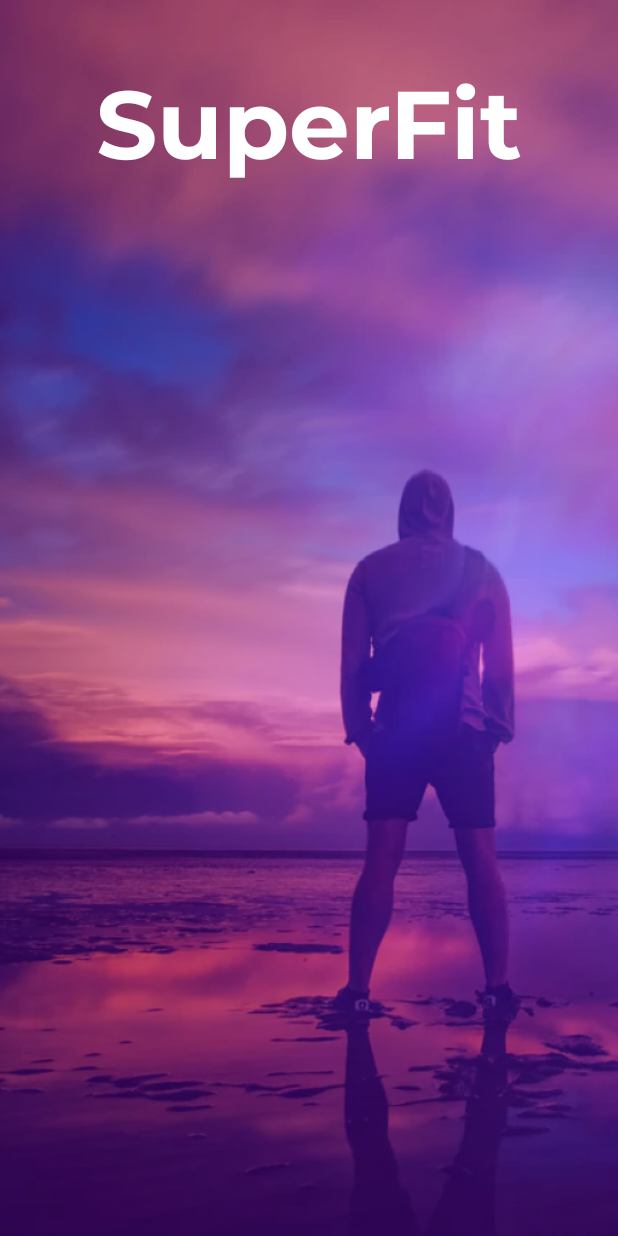
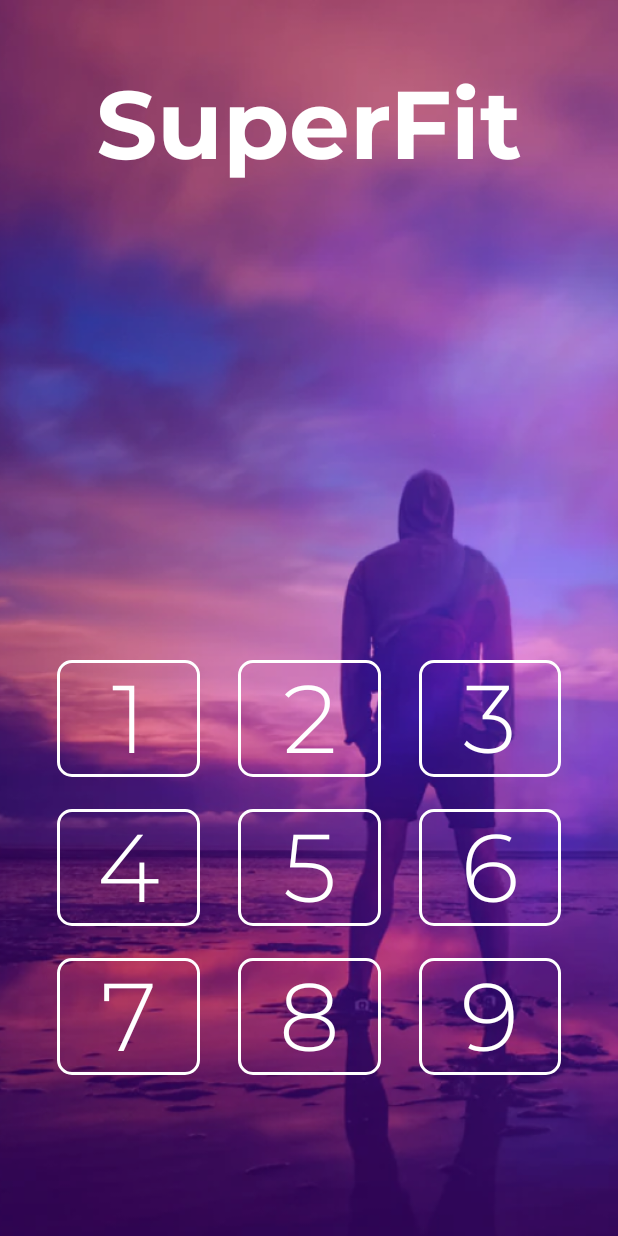
Before and after one commit to Max-Andersen/Super-Fit, an Android app built with Jetpack Compose: the screen it shows after launch (MainActivity), after a tap on "Sign In", on a phone screen of 412 x 824 dp. Run offline under Robolectric (Android 15) with nearby library versions, the phone set to English and light mode, and no system bars; our stand-ins replace livedata-compose; 1 statement that could not run was skipped.

Commit message:
complete appearance of screen with password entering

```diff
--- a/app/src/main/java/com/example/superfitcompose/ui/auth/AuthIntent.kt
+++ b/app/src/main/java/com/example/superfitcompose/ui/auth/AuthIntent.kt
@@ -6,7 +6,7 @@
     object SignUpNavigationButtonClicked : AuthIntent()
 
 
-    data class CodeNumberInput(val number: Int): AuthIntent()
+    data class CodeNumberInput(val number: String): AuthIntent()
 
 
     data class RegisterUserNameInput(val userName: String): AuthIntent()
--- a/app/src/main/java/com/example/superfitcompose/ui/auth/LoginScreen.kt
+++ b/app/src/main/java/com/example/superfitcompose/ui/auth/LoginScreen.kt
@@ -1,8 +1,11 @@
 package com.example.superfitcompose.ui.auth
 
+import androidx.compose.foundation.BorderStroke
 import androidx.compose.foundation.Image
 import androidx.compose.foundation.clickable
 import androidx.compose.foundation.interaction.MutableInteractionSource
+import androidx.compose.foundation.layout.Arrangement
+import androidx.compose.foundation.layout.Box
 import androidx.compose.foundation.layout.PaddingValues
 import androidx.compose.foundation.layout.Row
 import androidx.compose.foundation.layout.Spacer
@@ -12,7 +15,13 @@
 import androidx.compose.foundation.layout.size
 import androidx.compose.foundation.layout.wrapContentHeight
 import androidx.compose.foundation.layout.wrapContentWidth
+import androidx.compose.foundation.lazy.grid.GridCells
+import androidx.compose.foundation.lazy.grid.LazyVerticalGrid
+import androidx.compose.foundation.lazy.grid.items
+import androidx.compose.foundation.shape.RoundedCornerShape
 import androidx.compose.foundation.text.BasicTextField
+import androidx.compose.material3.Card
+import androidx.compose.material3.CardDefaults
 import androidx.compose.material3.ExperimentalMaterial3Api
 import androidx.compose.material3.MaterialTheme
 import androidx.compose.material3.Surface
@@ -62,11 +71,15 @@
     if (viewState.enterUserName) {
         EnterUsernameScreen(
             text = viewState.login,
-            sendIntent = viewModel::processIntent )
+            sendIntent = viewModel::processIntent
+        )
     }
 
     if (viewState.enterPassword) {
-
+        EnterPasswordScreen(
+            text = viewState.login,
+            sendIntent = viewModel::processIntent
+        )
     }
 
     if (viewState.register) {
@@ -161,6 +174,55 @@
     }
 }
 
+@Composable
+fun EnterPasswordScreen(text: String, sendIntent: (AuthIntent) -> Unit) {
+    Text(
+        text = text,
+        style = MaterialTheme.typography.bodyMedium,
+        modifier = Modifier
+            .padding(start = 104.dp, end = 104.dp, top = 244.dp)
+            .wrapContentWidth()
+    )
+
+    val data = listOf("1", "2", "3", "4", "5", "6", "7", "8", "9")
+
+    LazyVerticalGrid(
+        columns = GridCells.Fixed(3),
+        verticalArrangement = Arrangement.spacedBy(21.dp),
+        horizontalArrangement = Arrangement.spacedBy(25.dp),
+        modifier = Modifier
+            .padding(start = 38.dp, end = 38.dp, bottom = 107.dp)
+            .wrapContentHeight(Alignment.Bottom)
+            .wrapContentWidth()
+    ) {
+        items(data) { item ->
+            Card(
+                modifier = Modifier,
+                shape = RoundedCornerShape(10.dp),
+                colors = CardDefaults.cardColors(containerColor = Color.Transparent),
+                border = BorderStroke(2.dp, Color.White)
+            ) {
+                Box(
+                    modifier = Modifier
+                        .fillMaxSize()
+                        .clickable { sendIntent(AuthIntent.CodeNumberInput(item)) },
+                    contentAlignment = Alignment.Center
+                ) {
+                    Text(
+                        text = item,
+                        style = MaterialTheme.typography.labelMedium
+                    )
+                }
+
+            }
+
+
+        }
+    }
+
+
+}
+
 
 @Preview
 @Composable
```
Also changed, not shown: app/src/main/java/com/example/superfitcompose/ui/auth/LoginViewModel.kt (+37 -8 lines).
